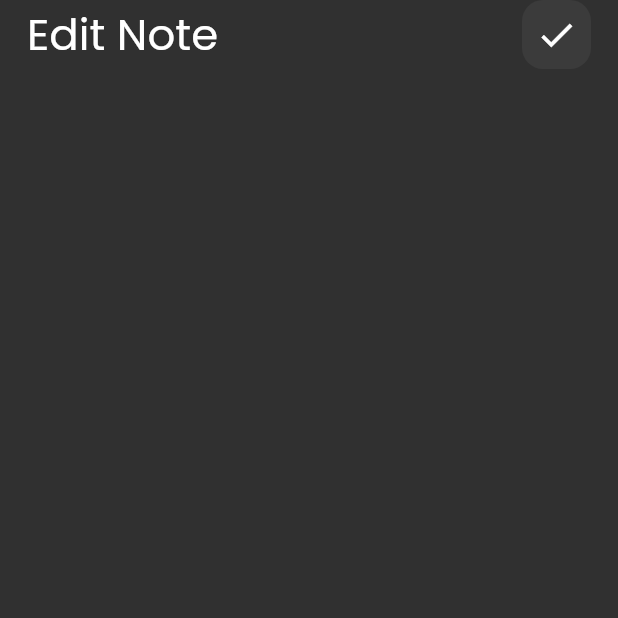
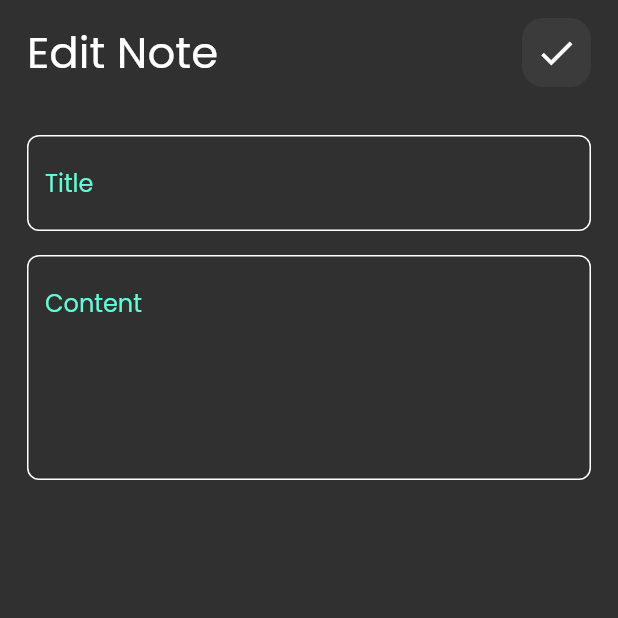
Before and after one commit to AhmedGaberI/notes_app, a Flutter app: the EditNoteView screen opened directly, on a phone screen of 412 x 824 dp, the top half of it. Run offline on Flutter 3.47's test engine with Material 2 defaults, Android fonts, the phone set to English and light mode, and no system bars.

Commit message:
finish edit_note_view page

```diff
--- a/lib/views/widgets/custom_app_bar.dart
+++ b/lib/views/widgets/custom_app_bar.dart
@@ -13,7 +13,9 @@ class CustomAppBar extends StatelessWidget {
   final IconData iconData;
   @override
   Widget build(BuildContext context) {
-    return Row(
+    return Padding(
+      padding: const EdgeInsets.only(top: 12.0),
+      child: Row(
         children: [
           Text(
             title,
@@ -22,6 +24,7 @@ class CustomAppBar extends StatelessWidget {
           const Spacer(),
           CustomIcon(icon: iconData),
         ],
+      ),
     );
   }
 }
--- a/lib/views/widgets/edit_note_body.dart
+++ b/lib/views/widgets/edit_note_body.dart
@@ -1,5 +1,6 @@
 import 'package:flutter/material.dart';
 import 'package:notes_app/views/widgets/custom_app_bar.dart';
+import 'package:notes_app/views/widgets/custom_text_field.dart';
 
 class EditNoteBody extends StatelessWidget {
   const EditNoteBody({super.key});
@@ -15,6 +16,17 @@ class EditNoteBody extends StatelessWidget {
               title: "Edit Note",
               iconData: Icons.done,
             ),
+            SizedBox(
+              height: 32,
+            ),
+            CustomTextField(hintText: "Title"),
+            SizedBox(
+              height: 16,
+            ),
+            CustomTextField(
+              hintText: "Content",
+              maxLines: 5,
+            ),
           ],
         ),
       ),
```
Lines whose indentation alone changed are shown as unchanged.
